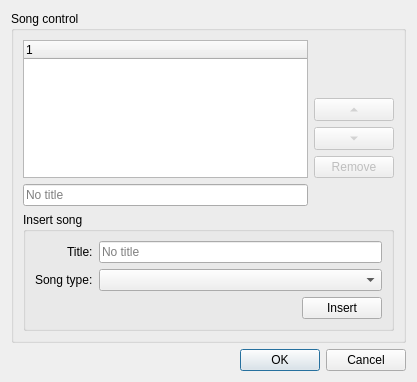
This is BambooTracker/gui/module_settings_dialog.ui in BambooTracker/BambooTracker as Qt 5 draws it before an edit. The edited form follows.
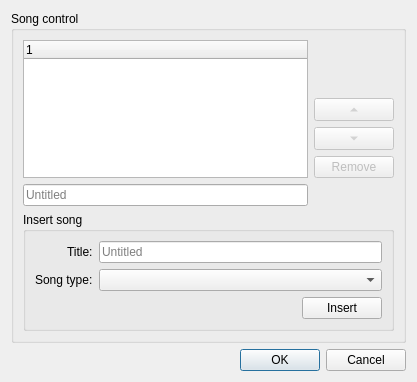
This is the edited form.

```diff
--- a/BambooTracker/gui/module_settings_dialog.ui
+++ b/BambooTracker/gui/module_settings_dialog.ui
@@ -127,7 +127,7 @@
          <item row="0" column="1">
           <widget class="QLineEdit" name="insertTitleLineEdit">
            <property name="placeholderText">
-            <string>No title</string>
+            <string>Untitled</string>
            </property>
           </widget>
          </item>
@@ -159,7 +159,7 @@
          <bool>true</bool>
         </property>
         <property name="placeholderText">
-         <string>No title</string>
+         <string>Untitled</string>
         </property>
        </widget>
       </item>
```
